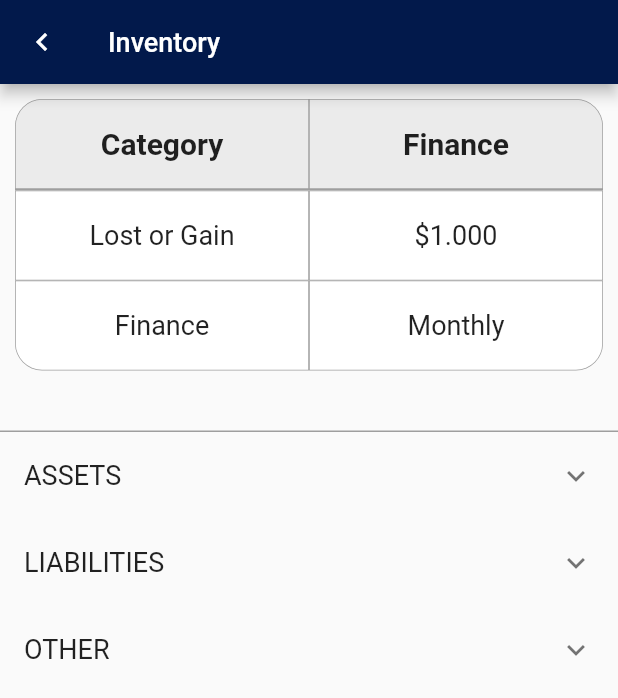
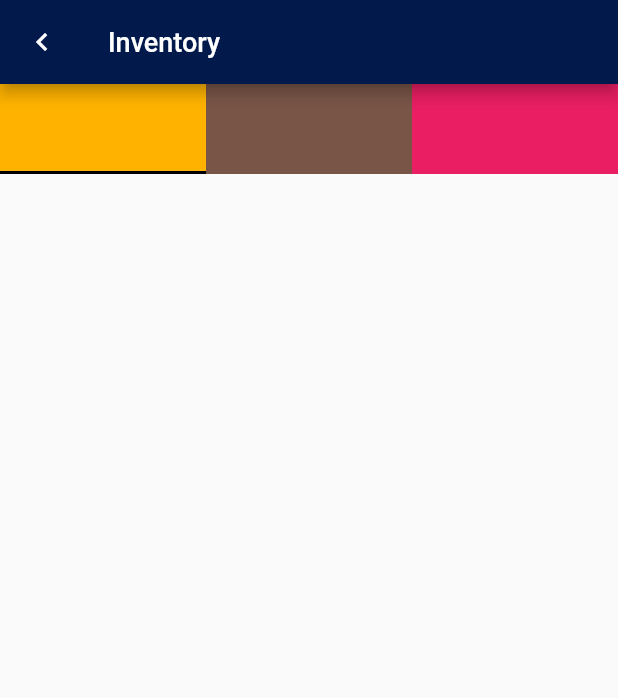
Before and after one commit to iCoder38/journey_recorded, a Flutter app: the InventoryScreen screen opened directly, on a phone screen of 412 x 824 dp. Shown: the top 698 px of the screen. Run offline on Flutter 3.47's test engine with Material 2 defaults, Android fonts, the light colour scheme and no system bars; our stand-ins replace cloud_firestore, dropdown_textfield, firebase_core, firebase_messaging, flutter_markdown, google_fonts and 3 more; missing offline and left inert: adaptive_action_sheet, dart:ffi; accounts and stored records are empty; Roboto replaces fonts that are missing (Avenir Next).

Commit message:
17-APRIL-2023=>11:37

```diff
--- a/lib/inventory/inventory.dart
+++ b/lib/inventory/inventory.dart
@@ -51,8 +51,63 @@ class _InventoryScreenState extends State<InventoryScreen> {
         scrollDirection: Axis.vertical,
         child: Column(
           children: <Widget>[
+            Container(
+              // margin: const EdgeInsets.all(10.0),
+              color: Colors.amber[600],
+              width: MediaQuery.of(context).size.width,
+              height: 60,
+              child: Row(
+                children: [
+                  Expanded(
+                    child: Container(
+                      width: 48.0,
+                      height: 60,
+                      decoration: const BoxDecoration(
+                        border: Border(
+                          bottom: BorderSide(
+                            color: Colors.black,
+                            width: 2,
+                          ),
+                        ),
+                      ),
+                    ),
+                  ),
+                  //
+
+                  Expanded(
+                    child: Container(
+                      // margin: const EdgeInsets.all(10.0),
+                      width: 48.0,
+                      height: 60,
+                      decoration: const BoxDecoration(
+                        color: Colors.brown,
+                        border: Border(
+                          bottom: BorderSide(
+                            color: Colors.brown,
+                            width: 2,
+                          ),
+                        ),
+                      ),
+                    ),
+                  ),
+                  //
+
+                  Expanded(
+                    child: Container(
+                      // margin: const EdgeInsets.all(10.0),
+                      color: Colors.pink,
+                      width: 48.0,
+                      height: 60,
+                      // child: widget
+                    ),
+                  ),
+                  //
+                ],
+              ),
+            )
+
             //
-            category_finance_UI(context),
+            /*category_finance_UI(context),
             //
             const SizedBox(
               height: 40.0,
@@ -129,7 +184,7 @@ class _InventoryScreenState extends State<InventoryScreen> {
                   ]
                 ],
               ),
-            ],
+            ],*/
           ],
         ),
       ),
```
Also changed, not shown: 2 other files.
